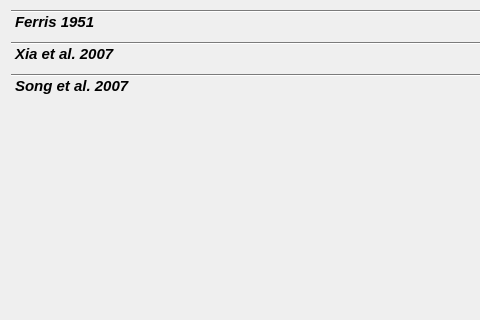
Qt form lib/flowchart/nodes/n_19_generatecurve_v2/generate_signal.ui (cdd1969/pygwa) before a commit; both pictures show x 0 to 480 and y 301 to 621 of the 643 by 1146 pixel window.
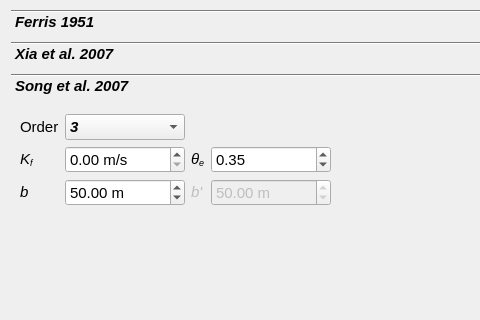
The same form after that commit. The open tabs and pages were chosen to show the change. Custom widgets are drawn as their Qt base class.

Commit message:
Inserted the Song et al 2007 inside PyGWA - user can simulate GW based on the Song et al model
TODO:
- figures

The edit to the form file:
```diff
--- a/lib/flowchart/nodes/n_19_generatecurve_v2/generate_signal.ui
+++ b/lib/flowchart/nodes/n_19_generatecurve_v2/generate_signal.ui
@@ -1596,13 +1596,366 @@
        <rect>
         <x>0</x>
         <y>0</y>
-        <width>100</width>
-        <height>30</height>
+        <width>625</width>
+        <height>717</height>
        </rect>
       </property>
       <attribute name="label">
        <string>Song et al. 2007</string>
       </attribute>
+      <layout class="QGridLayout" name="gridLayout_10">
+       <item row="0" column="0">
+        <widget class="QLabel" name="label_29">
+         <property name="maximumSize">
+          <size>
+           <width>60</width>
+           <height>16777215</height>
+          </size>
+         </property>
+         <property name="font">
+          <font>
+           <weight>50</weight>
+           <italic>false</italic>
+           <bold>false</bold>
+          </font>
+         </property>
+         <property name="toolTip">
+          <string>&lt;html&gt;&lt;head/&gt;&lt;body&gt;&lt;p&gt;Order of the solution. Can be 1, 2 or 3. The 3rd order solution gives the most accurate results&lt;/p&gt;&lt;/body&gt;&lt;/html&gt;</string>
+         </property>
+         <property name="text">
+          <string>&lt;html&gt;&lt;head/&gt;&lt;body&gt;&lt;p&gt;Order&lt;/p&gt;&lt;/body&gt;&lt;/html&gt;</string>
+         </property>
+         <property name="buddy">
+          <cstring>sb_xia_kf_aq</cstring>
+         </property>
+        </widget>
+       </item>
+       <item row="0" column="1">
+        <widget class="QComboBox" name="cb_song_order">
+         <property name="minimumSize">
+          <size>
+           <width>120</width>
+           <height>0</height>
+          </size>
+         </property>
+         <property name="toolTip">
+          <string>&lt;html&gt;&lt;head/&gt;&lt;body&gt;&lt;p&gt;Order of the solution. Can be 1, 2 or 3. The 3rd order solution gives the most accurate results&lt;/p&gt;&lt;/body&gt;&lt;/html&gt;</string>
+         </property>
+         <item>
+          <property name="text">
+           <string>3</string>
+          </property>
+         </item>
+         <item>
+          <property name="text">
+           <string>2</string>
+          </property>
+         </item>
+         <item>
+          <property name="text">
+           <string>1</string>
+          </property>
+         </item>
+        </widget>
+       </item>
+       <item row="1" column="0">
+        <widget class="QLabel" name="label_28">
+         <property name="maximumSize">
+          <size>
+           <width>60</width>
+           <height>16777215</height>
+          </size>
+         </property>
+         <property name="font">
+          <font>
+           <weight>50</weight>
+           <italic>false</italic>
+           <bold>false</bold>
+          </font>
+         </property>
+         <property name="text">
+          <string>&lt;html&gt;&lt;head/&gt;&lt;body&gt;&lt;p&gt;&lt;span style=&quot; font-style:italic;&quot;&gt;K&lt;/span&gt;&lt;span style=&quot; font-style:italic; vertical-align:sub;&quot;&gt;f&lt;/span&gt;&lt;/p&gt;&lt;/body&gt;&lt;/html&gt;</string>
+         </property>
+         <property name="buddy">
+          <cstring>sb_xia_kf_aq</cstring>
+         </property>
+        </widget>
+       </item>
+       <item row="1" column="1">
+        <widget class="SpinBox" name="sb_song_kf">
+         <property name="minimumSize">
+          <size>
+           <width>120</width>
+           <height>27</height>
+          </size>
+         </property>
+         <property name="maximumSize">
+          <size>
+           <width>100</width>
+           <height>16777215</height>
+          </size>
+         </property>
+         <property name="font">
+          <font>
+           <weight>50</weight>
+           <italic>false</italic>
+           <bold>false</bold>
+          </font>
+         </property>
+         <property name="toolTip">
+          <string>&lt;html&gt;&lt;head/&gt;&lt;body&gt;&lt;p&gt;Horizontal hydraulic conductivity of the uncofined aquifer [m/s]&lt;/p&gt;&lt;/body&gt;&lt;/html&gt;</string>
+         </property>
+         <property name="suffix">
+          <string> m/s</string>
+         </property>
+         <property name="decimals">
+          <number>2</number>
+         </property>
+         <property name="minimum">
+          <double>0.000000000000000</double>
+         </property>
+         <property name="maximum">
+          <double>1.000000000000000</double>
+         </property>
+         <property name="singleStep">
+          <double>0.000001000000000</double>
+         </property>
+         <property name="value">
+          <double>0.000000000000000</double>
+         </property>
+        </widget>
+       </item>
+       <item row="1" column="2">
+        <widget class="QLabel" name="label_17">
+         <property name="maximumSize">
+          <size>
+           <width>60</width>
+           <height>16777215</height>
+          </size>
+         </property>
+         <property name="font">
+          <font>
+           <weight>50</weight>
+           <italic>false</italic>
+           <bold>false</bold>
+          </font>
+         </property>
+         <property name="toolTip">
+          <string>&lt;html&gt;&lt;head/&gt;&lt;body&gt;&lt;p&gt;Effective porosity of the aquifer. Units: [dimensionless]&lt;/p&gt;&lt;/body&gt;&lt;/html&gt;</string>
+         </property>
+         <property name="text">
+          <string>&lt;html&gt;&lt;head/&gt;&lt;body&gt;&lt;p&gt;&lt;span style=&quot; font-style:italic;&quot;&gt;θ&lt;/span&gt;&lt;span style=&quot; font-style:italic; vertical-align:sub;&quot;&gt;e&lt;/span&gt;&lt;/p&gt;&lt;/body&gt;&lt;/html&gt;</string>
+         </property>
+         <property name="buddy">
+          <cstring>sb_xia_ne_aq</cstring>
+         </property>
+        </widget>
+       </item>
+       <item row="1" column="3">
+        <widget class="QDoubleSpinBox" name="sb_song_ne">
+         <property name="minimumSize">
+          <size>
+           <width>120</width>
+           <height>27</height>
+          </size>
+         </property>
+         <property name="maximumSize">
+          <size>
+           <width>200</width>
+           <height>16777215</height>
+          </size>
+         </property>
+         <property name="font">
+          <font>
+           <weight>50</weight>
+           <italic>false</italic>
+           <bold>false</bold>
+          </font>
+         </property>
+         <property name="toolTip">
+          <string>&lt;html&gt;&lt;head/&gt;&lt;body&gt;&lt;p&gt;Effective porosity of the aquifer. Units: [dimensionless]&lt;/p&gt;&lt;/body&gt;&lt;/html&gt;</string>
+         </property>
+         <property name="decimals">
+          <number>2</number>
+         </property>
+         <property name="maximum">
+          <double>1.000000000000000</double>
+         </property>
+         <property name="singleStep">
+          <double>0.010000000000000</double>
+         </property>
+         <property name="value">
+          <double>0.350000000000000</double>
+         </property>
+        </widget>
+       </item>
+       <item row="2" column="0">
+        <widget class="QLabel" name="label_30">
+         <property name="maximumSize">
+          <size>
+           <width>60</width>
+           <height>16777215</height>
+          </size>
+         </property>
+         <property name="font">
+          <font>
+           <weight>50</weight>
+           <italic>false</italic>
+           <bold>false</bold>
+          </font>
+         </property>
+         <property name="text">
+          <string>&lt;html&gt;&lt;head/&gt;&lt;body&gt;&lt;p&gt;&lt;span style=&quot; font-style:italic;&quot;&gt;b&lt;/span&gt;&lt;/p&gt;&lt;/body&gt;&lt;/html&gt;</string>
+         </property>
+         <property name="buddy">
+          <cstring>sb_xia_b_aq</cstring>
+         </property>
+        </widget>
+       </item>
+       <item row="2" column="1">
+        <widget class="QDoubleSpinBox" name="sb_song_b">
+         <property name="minimumSize">
+          <size>
+           <width>120</width>
+           <height>27</height>
+          </size>
+         </property>
+         <property name="maximumSize">
+          <size>
+           <width>200</width>
+           <height>16777215</height>
+          </size>
+         </property>
+         <property name="font">
+          <font>
+           <weight>50</weight>
+           <italic>false</italic>
+           <bold>false</bold>
+          </font>
+         </property>
+         <property name="toolTip">
+          <string>&lt;html&gt;&lt;head/&gt;&lt;body&gt;&lt;p&gt;Mean aquifer thickness [m]&lt;/p&gt;&lt;/body&gt;&lt;/html&gt;</string>
+         </property>
+         <property name="suffix">
+          <string> m</string>
+         </property>
+         <property name="decimals">
+          <number>2</number>
+         </property>
+         <property name="maximum">
+          <double>10000.000000000000000</double>
+         </property>
+         <property name="singleStep">
+          <double>1.000000000000000</double>
+         </property>
+         <property name="value">
+          <double>50.000000000000000</double>
+         </property>
+        </widget>
+       </item>
+       <item row="2" column="2">
+        <widget class="QLabel" name="label_31">
+         <property name="enabled">
+          <bool>false</bool>
+         </property>
+         <property name="maximumSize">
+          <size>
+           <width>60</width>
+           <height>16777215</height>
+          </size>
+         </property>
+         <property name="font">
+          <font>
+           <weight>50</weight>
+           <italic>false</italic>
+           <bold>false</bold>
+          </font>
+         </property>
+         <property name="toolTip">
+          <string>&lt;html&gt;&lt;head/&gt;&lt;body&gt;&lt;p&gt;Distance &lt;span style=&quot; font-style:italic;&quot;&gt;b' &lt;/span&gt;from the bottom of the aquifer (impermeable aquifer base) to the Mean Sea Level. Upward positive. Units: [m]&lt;/p&gt;&lt;p&gt;&lt;span style=&quot; font-style:italic;&quot;&gt;Example:&lt;/span&gt;&lt;/p&gt;&lt;p&gt;if the aquifer base lies 40 meters below MSL =&amp;gt;&lt;span style=&quot; font-style:italic;&quot;&gt; b'=40m&lt;/span&gt;&lt;/p&gt;&lt;/body&gt;&lt;/html&gt;</string>
+         </property>
+         <property name="text">
+          <string>&lt;html&gt;&lt;head/&gt;&lt;body&gt;&lt;p&gt;&lt;span style=&quot; font-style:italic;&quot;&gt;b'&lt;/span&gt;&lt;/p&gt;&lt;/body&gt;&lt;/html&gt;</string>
+         </property>
+         <property name="buddy">
+          <cstring>sb_xia_b_aq</cstring>
+         </property>
+        </widget>
+       </item>
+       <item row="2" column="3">
+        <widget class="QDoubleSpinBox" name="sb_song_b_to_msl">
+         <property name="enabled">
+          <bool>false</bool>
+         </property>
+         <property name="minimumSize">
+          <size>
+           <width>120</width>
+           <height>27</height>
+          </size>
+         </property>
+         <property name="maximumSize">
+          <size>
+           <width>200</width>
+           <height>16777215</height>
+          </size>
+         </property>
+         <property name="font">
+          <font>
+           <weight>50</weight>
+           <italic>false</italic>
+           <bold>false</bold>
+          </font>
+         </property>
+         <property name="toolTip">
+          <string>&lt;html&gt;&lt;head/&gt;&lt;body&gt;&lt;p&gt;Distance &lt;span style=&quot; font-style:italic;&quot;&gt;b' &lt;/span&gt;from the bottom of the aquifer (impermeable aquifer base) to the Mean Sea Level. Upward positive. Units: [m]&lt;/p&gt;&lt;p&gt;&lt;span style=&quot; font-style:italic;&quot;&gt;Example:&lt;/span&gt;&lt;/p&gt;&lt;p&gt;if the aquifer base lies 40 meters below MSL =&amp;gt;&lt;span style=&quot; font-style:italic;&quot;&gt; b'=40m&lt;/span&gt;&lt;/p&gt;&lt;/body&gt;&lt;/html&gt;</string>
+         </property>
+         <property name="suffix">
+          <string> m</string>
+         </property>
+         <property name="decimals">
+          <number>2</number>
+         </property>
+         <property name="minimum">
+          <double>-200.000000000000000</double>
+         </property>
+         <property name="maximum">
+          <double>10000.000000000000000</double>
+         </property>
+         <property name="singleStep">
+          <double>1.000000000000000</double>
+         </property>
+         <property name="value">
+          <double>50.000000000000000</double>
+         </property>
+        </widget>
+       </item>
+       <item row="2" column="4">
+        <spacer name="horizontalSpacer_10">
+         <property name="orientation">
+          <enum>Qt::Horizontal</enum>
+         </property>
+         <property name="sizeHint" stdset="0">
+          <size>
+           <width>284</width>
+           <height>20</height>
+          </size>
+         </property>
+        </spacer>
+       </item>
+       <item row="3" column="1">
+        <spacer name="verticalSpacer_4">
+         <property name="orientation">
+          <enum>Qt::Vertical</enum>
+         </property>
+         <property name="sizeHint" stdset="0">
+          <size>
+           <width>20</width>
+           <height>597</height>
+          </size>
+         </property>
+        </spacer>
+       </item>
+      </layout>
      </widget>
     </widget>
    </item>
```
Left out of the diff: 32 changed lines with no effect on the pictures. The commit also changes 3 other files.
